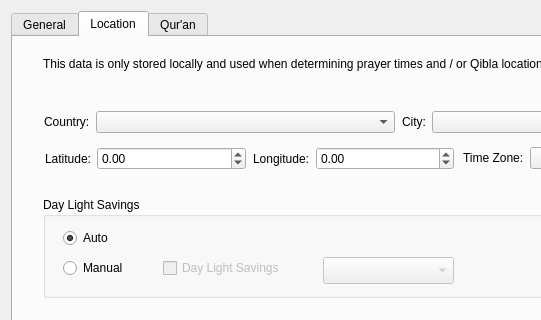
abumq/project-islam, file settings_dialog.ui: the form before one commit; both pictures show x 0 to 541 and y 0 to 320 of the 781 by 512 pixel window.
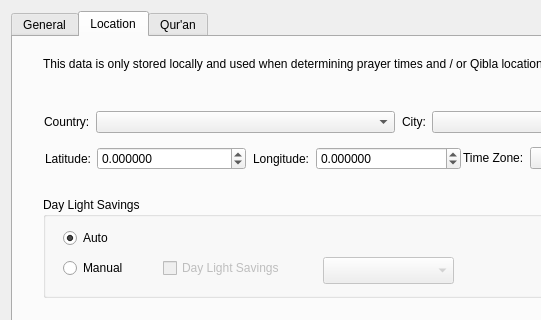
The form after the commit. The open tabs and pages were chosen to show the change.

Commit message: save settings from extension settings tab

```diff
--- a/settings_dialog.ui
+++ b/settings_dialog.ui
@@ -227,7 +227,7 @@
         <rect>
          <x>240</x>
          <y>110</y>
-         <width>201</width>
+         <width>208</width>
          <height>29</height>
         </rect>
        </property>
@@ -241,6 +241,9 @@
         </item>
         <item row="0" column="1">
          <widget class="QDoubleSpinBox" name="spnLongitude">
+          <property name="decimals">
+           <number>6</number>
+          </property>
           <property name="minimum">
            <double>-180.000000000000000</double>
           </property>
@@ -270,6 +273,9 @@
         </item>
         <item row="0" column="1">
          <widget class="QDoubleSpinBox" name="spnLatitude">
+          <property name="decimals">
+           <number>6</number>
+          </property>
           <property name="minimum">
            <double>-90.000000000000000</double>
           </property>
```
Left out of the diff: 8 changed lines with no effect on the pictures. The commit also changes 16 other files.
